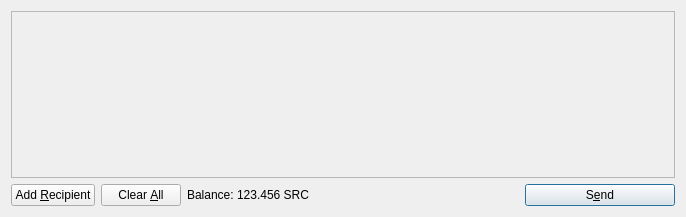
First picture: the form in src/qt/forms/sendcoinsdialog.ui, repository securechain/securechain-wallet, before the edit.
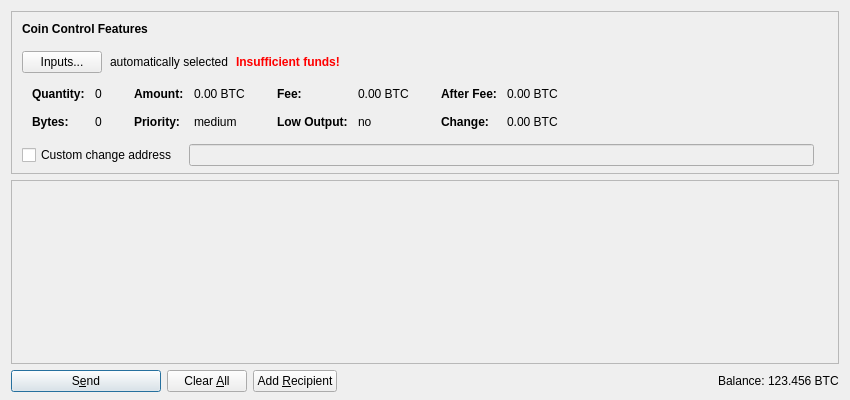
Second picture: the form after the edit. Icons and pictures are not drawn. Custom widgets are drawn as their Qt base class.

Patch:
```diff
--- a/src/qt/forms/sendcoinsdialog.ui
+++ b/src/qt/forms/sendcoinsdialog.ui
@@ -6,14 +6,603 @@
    <rect>
     <x>0</x>
     <y>0</y>
-    <width>686</width>
-    <height>217</height>
+    <width>850</width>
+    <height>400</height>
    </rect>
   </property>
   <property name="windowTitle">
    <string>Send Coins</string>
   </property>
-  <layout class="QVBoxLayout" name="verticalLayout">
+  <layout class="QVBoxLayout" name="verticalLayout" stretch="0,1,0">
+   <property name="bottomMargin">
+    <number>8</number>
+   </property>
+   <item>
+    <widget class="QFrame" name="frameCoinControl">
+     <property name="sizePolicy">
+      <sizepolicy hsizetype="Expanding" vsizetype="Expanding">
+       <horstretch>0</horstretch>
+       <verstretch>0</verstretch>
+      </sizepolicy>
+     </property>
+     <property name="maximumSize">
+      <size>
+       <width>16777215</width>
+       <height>16777215</height>
+      </size>
+     </property>
+     <property name="frameShape">
+      <enum>QFrame::StyledPanel</enum>
+     </property>
+     <property name="frameShadow">
+      <enum>QFrame::Sunken</enum>
+     </property>
+     <layout class="QVBoxLayout" name="verticalLayoutCoinControl2">
+      <property name="spacing">
+       <number>0</number>
+      </property>
+      <property name="leftMargin">
+       <number>0</number>
+      </property>
+      <property name="topMargin">
+       <number>0</number>
+      </property>
+      <property name="rightMargin">
+       <number>0</number>
+      </property>
+      <property name="bottomMargin">
+       <number>6</number>
+      </property>
+      <item>
+       <layout class="QVBoxLayout" name="verticalLayoutCoinControl" stretch="0,0,0,0,1">
+        <property name="spacing">
+         <number>0</number>
+        </property>
+        <property name="leftMargin">
+         <number>10</number>
+        </property>
+        <property name="topMargin">
+         <number>10</number>
+        </property>
+        <item>
+         <layout class="QHBoxLayout" name="horizontalLayoutCoinControl1">
+          <property name="bottomMargin">
+           <number>15</number>
+          </property>
+          <item>
+           <widget class="QLabel" name="labelCoinControlFeatures">
+            <property name="sizePolicy">
+             <sizepolicy hsizetype="Preferred" vsizetype="Maximum">
+              <horstretch>0</horstretch>
+              <verstretch>0</verstretch>
+             </sizepolicy>
+            </property>
+            <property name="font">
+             <font>
+              <weight>75</weight>
+              <bold>true</bold>
+             </font>
+            </property>
+            <property name="styleSheet">
+             <string notr="true">font-weight:bold;</string>
+            </property>
+            <property name="text">
+             <string>Coin Control Features</string>
+            </property>
+           </widget>
+          </item>
+         </layout>
+        </item>
+        <item>
+         <layout class="QHBoxLayout" name="horizontalLayoutCoinControl2" stretch="0,0,0,0">
+          <property name="spacing">
+           <number>8</number>
+          </property>
+          <property name="bottomMargin">
+           <number>10</number>
+          </property>
+          <item>
+           <widget class="QPushButton" name="pushButtonCoinControl">
+            <property name="styleSheet">
+             <string notr="true"/>
+            </property>
+            <property name="text">
+             <string>Inputs...</string>
+            </property>
+           </widget>
+          </item>
+          <item>
+           <widget class="QLabel" name="labelCoinControlAutomaticallySelected">
+            <property name="text">
+             <string>automatically selected</string>
+            </property>
+            <property name="margin">
+             <number>5</number>
+            </property>
+           </widget>
+          </item>
+          <item>
+           <widget class="QLabel" name="labelCoinControlInsuffFunds">
+            <property name="font">
+             <font>
+              <weight>75</weight>
+              <bold>true</bold>
+             </font>
+            </property>
+            <property name="styleSheet">
+             <string notr="true">color:red;font-weight:bold;</string>
+            </property>
+            <property name="text">
+             <string>Insufficient funds!</string>
+            </property>
+            <property name="margin">
+             <number>5</number>
+            </property>
+           </widget>
+          </item>
+          <item>
+           <spacer name="horizontalSpacerCoinControl">
+            <property name="orientation">
+             <enum>Qt::Horizontal</enum>
+            </property>
+            <property name="sizeHint" stdset="0">
+             <size>
+              <width>40</width>
+              <height>1</height>
+             </size>
+            </property>
+           </spacer>
+          </item>
+         </layout>
+        </item>
+        <item>
+         <widget class="QWidget" name="widgetCoinControl" native="true">
+          <property name="sizePolicy">
+           <sizepolicy hsizetype="Preferred" vsizetype="Preferred">
+            <horstretch>0</horstretch>
+            <verstretch>0</verstretch>
+           </sizepolicy>
+          </property>
+          <property name="minimumSize">
+           <size>
+            <width>0</width>
+            <height>0</height>
+           </size>
+          </property>
+          <property name="styleSheet">
+           <string notr="true"/>
+          </property>
+          <layout class="QHBoxLayout" name="horizontalLayoutCoinControl5">
+           <property name="leftMargin">
+            <number>0</number>
+           </property>
+           <property name="topMargin">
+            <number>0</number>
+           </property>
+           <property name="rightMargin">
+            <number>0</number>
+           </property>
+           <property name="bottomMargin">
+            <number>0</number>
+           </property>
+           <item>
+            <layout class="QHBoxLayout" name="horizontalLayoutCoinControl3" stretch="0,0,0,1">
+             <property name="spacing">
+              <number>20</number>
+             </property>
+             <property name="topMargin">
+              <number>0</number>
+             </property>
+             <property name="bottomMargin">
+              <number>10</number>
+             </property>
+             <item>
+              <layout class="QFormLayout" name="formLayoutCoinControl1">
+               <property name="horizontalSpacing">
+                <number>10</number>
+               </property>
+               <property name="verticalSpacing">
+                <number>14</number>
+               </property>
+               <property name="leftMargin">
+                <number>10</number>
+               </property>
+               <property name="topMargin">
+                <number>4</number>
+               </property>
+               <property name="rightMargin">
+                <number>6</number>
+               </property>
+               <item row="0" column="0">
+                <widget class="QLabel" name="labelCoinControlQuantityText">
+                 <property name="font">
+                  <font>
+                   <weight>75</weight>
+                   <bold>true</bold>
+                  </font>
+                 </property>
+                 <property name="text">
+                  <string>Quantity:</string>
+                 </property>
+                 <property name="margin">
+                  <number>0</number>
+                 </property>
+                </widget>
+               </item>
+               <item row="0" column="1">
+                <widget class="QLabel" name="labelCoinControlQuantity">
+                 <property name="cursor">
+                  <cursorShape>IBeamCursor</cursorShape>
+                 </property>
+                 <property name="contextMenuPolicy">
+                  <enum>Qt::ActionsContextMenu</enum>
+                 </property>
+                 <property name="text">
+                  <string notr="true">0</string>
+                 </property>
+                 <property name="margin">
+                  <number>0</number>
+                 </property>
+                 <property name="textInteractionFlags">
+                  <set>Qt::LinksAccessibleByMouse|Qt::TextSelectableByKeyboard|Qt::TextSelectableByMouse</set>
+                 </property>
+                </widget>
+               </item>
+               <item row="1" column="0">
+                <widget class="QLabel" name="labelCoinControlBytesText">
+                 <property name="font">
+                  <font>
+                   <weight>75</weight>
+                   <bold>true</bold>
+                  </font>
+                 </property>
+                 <property name="text">
+                  <string>Bytes:</string>
+                 </property>
+                </widget>
+               </item>
+               <item row="1" column="1">
+                <widget class="QLabel" name="labelCoinControlBytes">
+                 <property name="cursor">
+                  <cursorShape>IBeamCursor</cursorShape>
+                 </property>
+                 <property name="contextMenuPolicy">
+                  <enum>Qt::ActionsContextMenu</enum>
+                 </property>
+                 <property name="text">
+                  <string notr="true">0</string>
+                 </property>
+                 <property name="textInteractionFlags">
+                  <set>Qt::LinksAccessibleByMouse|Qt::TextSelectableByKeyboard|Qt::TextSelectableByMouse</set>
+                 </property>
+                </widget>
+               </item>
+              </layout>
+             </item>
+             <item>
+              <layout class="QFormLayout" name="formLayoutCoinControl2">
+               <property name="horizontalSpacing">
+                <number>10</number>
+               </property>
+               <property name="verticalSpacing">
+                <number>14</number>
+               </property>
+               <property name="leftMargin">
+                <number>6</number>
+               </property>
+               <property name="topMargin">
+                <number>4</number>
+               </property>
+               <property name="rightMargin">
+                <number>6</number>
+               </property>
+               <item row="0" column="0">
+                <widget class="QLabel" name="labelCoinControlAmountText">
+                 <property name="font">
+                  <font>
+                   <weight>75</weight>
+                   <bold>true</bold>
+                  </font>
+                 </property>
+                 <property name="text">
+                  <string>Amount:</string>
+                 </property>
+                 <property name="margin">
+                  <number>0</number>
+                 </property>
+                </widget>
+               </item>
+               <item row="0" column="1">
+                <widget class="QLabel" name="labelCoinControlAmount">
+                 <property name="cursor">
+                  <cursorShape>IBeamCursor</cursorShape>
+                 </property>
+                 <property name="contextMenuPolicy">
+                  <enum>Qt::ActionsContextMenu</enum>
+                 </property>
+                 <property name="text">
+                  <string notr="true">0.00 BTC</string>
+                 </property>
+                 <property name="textInteractionFlags">
+                  <set>Qt::LinksAccessibleByMouse|Qt::TextSelectableByKeyboard|Qt::TextSelectableByMouse</set>
+                 </property>
+                </widget>
+               </item>
+               <item row="1" column="0">
+                <widget class="QLabel" name="labelCoinControlPriorityText">
+                 <property name="font">
+                  <font>
+                   <weight>75</weight>
+                   <bold>true</bold>
+                  </font>
+                 </property>
+                 <property name="text">
+                  <string>Priority:</string>
+                 </property>
+                </widget>
+               </item>
+               <item row="1" column="1">
+                <widget class="QLabel" name="labelCoinControlPriority">
+                 <property name="cursor">
+                  <cursorShape>IBeamCursor</cursorShape>
+                 </property>
+                 <property name="contextMenuPolicy">
+                  <enum>Qt::ActionsContextMenu</enum>
+                 </property>
+                 <property name="text">
+                  <string notr="true">medium</string>
+                 </property>
+                 <property name="textInteractionFlags">
+                  <set>Qt::LinksAccessibleByMouse|Qt::TextSelectableByKeyboard|Qt::TextSelectableByMouse</set>
+                 </property>
+                </widget>
+               </item>
+              </layout>
+             </item>
+             <item>
+              <layout class="QFormLayout" name="formLayoutCoinControl3">
+               <property name="horizontalSpacing">
+                <number>10</number>
+               </property>
+               <property name="verticalSpacing">
+                <number>14</number>
+               </property>
+               <property name="leftMargin">
+                <number>6</number>
+               </property>
+               <property name="topMargin">
+                <number>4</number>
+               </property>
+               <property name="rightMargin">
+                <number>6</number>
+               </property>
+               <item row="0" column="0">
+                <widget class="QLabel" name="labelCoinControlFeeText">
+                 <property name="font">
+                  <font>
+                   <weight>75</weight>
+                   <bold>true</bold>
+                  </font>
+                 </property>
+                 <property name="text">
+                  <string>Fee:</string>
+                 </property>
+                 <property name="margin">
+                  <number>0</number>
+                 </property>
+                </widget>
+               </item>
+               <item row="0" column="1">
+                <widget class="QLabel" name="labelCoinControlFee">
+                 <property name="cursor">
+                  <cursorShape>IBeamCursor</cursorShape>
+                 </property>
+                 <property name="contextMenuPolicy">
+                  <enum>Qt::ActionsContextMenu</enum>
+                 </property>
+                 <property name="text">
+                  <string notr="true">0.00 BTC</string>
+                 </property>
+                 <property name="textInteractionFlags">
+                  <set>Qt::LinksAccessibleByMouse|Qt::TextSelectableByKeyboard|Qt::TextSelectableByMouse</set>
+                 </property>
+                </widget>
+               </item>
+               <item row="1" column="0">
+                <widget class="QLabel" name="labelCoinControlLowOutputText">
+                 <property name="font">
+                  <font>
+                   <weight>75</weight>
+                   <bold>true</bold>
+                  </font>
+                 </property>
+                 <property name="text">
+                  <string>Low Output:</string>
+                 </property>
+                </widget>
+               </item>
+               <item row="1" column="1">
+                <widget class="QLabel" name="labelCoinControlLowOutput">
+                 <property name="cursor">
+                  <cursorShape>IBeamCursor</cursorShape>
+                 </property>
+                 <property name="contextMenuPolicy">
+                  <enum>Qt::ActionsContextMenu</enum>
+                 </property>
+                 <property name="text">
+                  <string notr="true">no</string>
+                 </property>
+                 <property name="textInteractionFlags">
+                  <set>Qt::LinksAccessibleByMouse|Qt::TextSelectableByKeyboard|Qt::TextSelectableByMouse</set>
+                 </property>
+                </widget>
+               </item>
+              </layout>
+             </item>
+             <item>
+              <layout class="QFormLayout" name="formLayoutCoinControl4">
+               <property name="horizontalSpacing">
+                <number>10</number>
+               </property>
+               <property name="verticalSpacing">
+                <number>14</number>
+               </property>
+               <property name="leftMargin">
+                <number>6</number>
+               </property>
+               <property name="topMargin">
+                <number>4</number>
+               </property>
+               <property name="rightMargin">
+                <number>6</number>
+               </property>
+               <item row="0" column="0">
+                <widget class="QLabel" name="labelCoinControlAfterFeeText">
+                 <property name="font">
+                  <font>
+                   <weight>75</weight>
+                   <bold>true</bold>
+                  </font>
+                 </property>
+                 <property name="text">
+                  <string>After Fee:</string>
+                 </property>
+                 <property name="margin">
+                  <number>0</number>
+                 </property>
+                </widget>
+               </item>
+               <item row="0" column="1">
+                <widget class="QLabel" name="labelCoinControlAfterFee">
+                 <property name="cursor">
+                  <cursorShape>IBeamCursor</cursorShape>
+                 </property>
+                 <property name="contextMenuPolicy">
+                  <enum>Qt::ActionsContextMenu</enum>
+                 </property>
+                 <property name="text">
+                  <string notr="true">0.00 BTC</string>
+                 </property>
+                 <property name="textInteractionFlags">
+                  <set>Qt::LinksAccessibleByMouse|Qt::TextSelectableByKeyboard|Qt::TextSelectableByMouse</set>
+                 </property>
+                </widget>
+               </item>
+               <item row="1" column="0">
+                <widget class="QLabel" name="labelCoinControlChangeText">
+                 <property name="font">
+                  <font>
+                   <weight>75</weight>
+                   <bold>true</bold>
+                  </font>
+                 </property>
+                 <property name="text">
+                  <string>Change:</string>
+                 </property>
+                </widget>
+               </item>
+               <item row="1" column="1">
+                <widget class="QLabel" name="labelCoinControlChange">
+                 <property name="cursor">
+                  <cursorShape>IBeamCursor</cursorShape>
+                 </property>
+                 <property name="contextMenuPolicy">
+                  <enum>Qt::ActionsContextMenu</enum>
+                 </property>
+                 <property name="text">
+                  <string notr="true">0.00 BTC</string>
+                 </property>
+                 <property name="textInteractionFlags">
+                  <set>Qt::LinksAccessibleByMouse|Qt::TextSelectableByKeyboard|Qt::TextSelectableByMouse</set>
+                 </property>
+                </widget>
+               </item>
+              </layout>
+             </item>
+            </layout>
+           </item>
+          </layout>
+         </widget>
+        </item>
+        <item>
+         <layout class="QHBoxLayout" name="horizontalLayoutCoinControl4" stretch="0,0,0">
+          <property name="spacing">
+           <number>12</number>
+          </property>
+          <property name="sizeConstraint">
+           <enum>QLayout::SetDefaultConstraint</enum>
+          </property>
+          <property name="topMargin">
+           <number>5</number>
+          </property>
+          <property name="rightMargin">
+           <number>5</number>
+          </property>
+          <item>
+           <widget class="QCheckBox" name="checkBoxCoinControlChange">
+            <property name="toolTip">
+             <string>If this is activated, but the change address is empty or invalid, change will be sent to a newly generated address.</string>
+            </property>
+            <property name="text">
+             <string>Custom change address</string>
+            </property>
+           </widget>
+          </item>
+          <item>
+           <widget class="QValidatedLineEdit" name="lineEditCoinControlChange">
+            <property name="enabled">
+             <bool>false</bool>
+            </property>
+            <property name="sizePolicy">
+             <sizepolicy hsizetype="Expanding" vsizetype="Fixed">
+              <horstretch>0</horstretch>
+              <verstretch>0</verstretch>
+             </sizepolicy>
+            </property>
+           </widget>
+          </item>
+          <item>
+           <widget class="QLabel" name="labelCoinControlChangeLabel">
+            <property name="sizePolicy">
+             <sizepolicy hsizetype="Preferred" vsizetype="Expanding">
+              <horstretch>0</horstretch>
+              <verstretch>0</verstretch>
+             </sizepolicy>
+            </property>
+            <property name="minimumSize">
+             <size>
+              <width>0</width>
+              <height>0</height>
+             </size>
+            </property>
+            <property name="text">
+             <string/>
+            </property>
+            <property name="margin">
+             <number>3</number>
+            </property>
+           </widget>
+          </item>
+         </layout>
+        </item>
+        <item>
+         <spacer name="verticalSpacerCoinControl">
+          <property name="orientation">
+           <enum>Qt::Vertical</enum>
+          </property>
+          <property name="sizeHint" stdset="0">
+           <size>
+            <width>800</width>
+            <height>1</height>
+           </size>
+          </property>
+         </spacer>
+        </item>
+       </layout>
+      </item>
+     </layout>
+    </widget>
+   </item>
    <item>
     <widget class="QScrollArea" name="scrollArea">
      <property name="widgetResizable">
@@ -24,12 +613,21 @@
        <rect>
         <x>0</x>
         <y>0</y>
-        <width>666</width>
-        <height>165</height>
+        <width>830</width>
+        <height>178</height>
        </rect>
       </property>
-      <layout class="QVBoxLayout" name="verticalLayout_2">
-       <property name="margin">
+      <layout class="QVBoxLayout" name="verticalLayout_2" stretch="0,1">
+       <property name="leftMargin">
+        <number>0</number>
+       </property>
+       <property name="topMargin">
+        <number>0</number>
+       </property>
+       <property name="rightMargin">
+        <number>0</number>
+       </property>
+       <property name="bottomMargin">
         <number>0</number>
        </property>
        <item>
@@ -59,19 +657,25 @@
    <item>
     <layout class="QHBoxLayout" name="horizontalLayout">
      <item>
-      <widget class="QPushButton" name="addButton">
+      <widget class="QPushButton" name="sendButton">
+       <property name="minimumSize">
+        <size>
+         <width>150</width>
+         <height>0</height>
+        </size>
+       </property>
        <property name="toolTip">
         <string>Send to multiple recipients at once</string>
        </property>
        <property name="text">
-        <string>Add &amp;Recipient</string>
+        <string>S&amp;end</string>
        </property>
        <property name="icon">
         <iconset resource="../bitcoin.qrc">
          <normaloff>:/icons/add</normaloff>:/icons/add</iconset>
        </property>
-       <property name="autoDefault">
-        <bool>false</bool>
+       <property name="default">
+        <bool>true</bool>
        </property>
       </widget>
      </item>
@@ -101,6 +705,36 @@
        </property>
       </widget>
      </item>
+     <item>
+      <widget class="QPushButton" name="addButton">
+       <property name="toolTip">
+        <string>Send to multiple recipients at once</string>
+       </property>
+       <property name="text">
+        <string>Add &amp;Recipient</string>
+       </property>
+       <property name="icon">
+        <iconset resource="../bitcoin.qrc">
+         <normaloff>:/icons/add</normaloff>:/icons/add</iconset>
+       </property>
+       <property name="autoDefault">
+        <bool>false</bool>
+       </property>
+      </widget>
+     </item>
+     <item>
+      <spacer name="horizontalSpacer">
+       <property name="orientation">
+        <enum>Qt::Horizontal</enum>
+       </property>
+       <property name="sizeHint" stdset="0">
+        <size>
+         <width>40</width>
+         <height>20</height>
+        </size>
+       </property>
+      </spacer>
+     </item>
      <item>
       <layout class="QHBoxLayout" name="horizontalLayout_2">
        <property name="spacing">
@@ -108,6 +742,12 @@
        </property>
        <item>
         <widget class="QLabel" name="label">
+         <property name="sizePolicy">
+          <sizepolicy hsizetype="Preferred" vsizetype="Fixed">
+           <horstretch>0</horstretch>
+           <verstretch>0</verstretch>
+          </sizepolicy>
+         </property>
          <property name="text">
           <string>Balance:</string>
          </property>
@@ -115,11 +755,17 @@
        </item>
        <item>
         <widget class="QLabel" name="labelBalance">
+         <property name="sizePolicy">
+          <sizepolicy hsizetype="Preferred" vsizetype="Fixed">
+           <horstretch>0</horstretch>
+           <verstretch>0</verstretch>
+          </sizepolicy>
+         </property>
          <property name="cursor">
           <cursorShape>IBeamCursor</cursorShape>
          </property>
          <property name="text">
-          <string>123.456 SRC</string>
+          <string notr="true">123.456 BTC</string>
          </property>
          <property name="textInteractionFlags">
           <set>Qt::LinksAccessibleByMouse|Qt::TextSelectableByKeyboard|Qt::TextSelectableByMouse</set>
@@ -128,46 +774,17 @@
        </item>
       </layout>
      </item>
-     <item>
-      <spacer name="horizontalSpacer">
-       <property name="orientation">
-        <enum>Qt::Horizontal</enum>
-       </property>
-       <property name="sizeHint" stdset="0">
-        <size>
-         <width>40</width>
-         <height>20</height>
-        </size>
-       </property>
-      </spacer>
-     </item>
-     <item>
-      <widget class="QPushButton" name="sendButton">
-       <property name="minimumSize">
-        <size>
-         <width>150</width>
-         <height>0</height>
-        </size>
-       </property>
-       <property name="toolTip">
-        <string>Confirm the send action</string>
-       </property>
-       <property name="text">
-        <string>S&amp;end</string>
-       </property>
-       <property name="icon">
-        <iconset resource="../bitcoin.qrc">
-         <normaloff>:/icons/send</normaloff>:/icons/send</iconset>
-       </property>
-       <property name="default">
-        <bool>true</bool>
-       </property>
-      </widget>
-     </item>
     </layout>
    </item>
   </layout>
  </widget>
+ <customwidgets>
+  <customwidget>
+   <class>QValidatedLineEdit</class>
+   <extends>QLineEdit</extends>
+   <header>qvalidatedlineedit.h</header>
+  </customwidget>
+ </customwidgets>
  <resources>
   <include location="../bitcoin.qrc"/>
  </resources>
```
Left out of the diff: 6 changed lines with no effect on the pictures.
